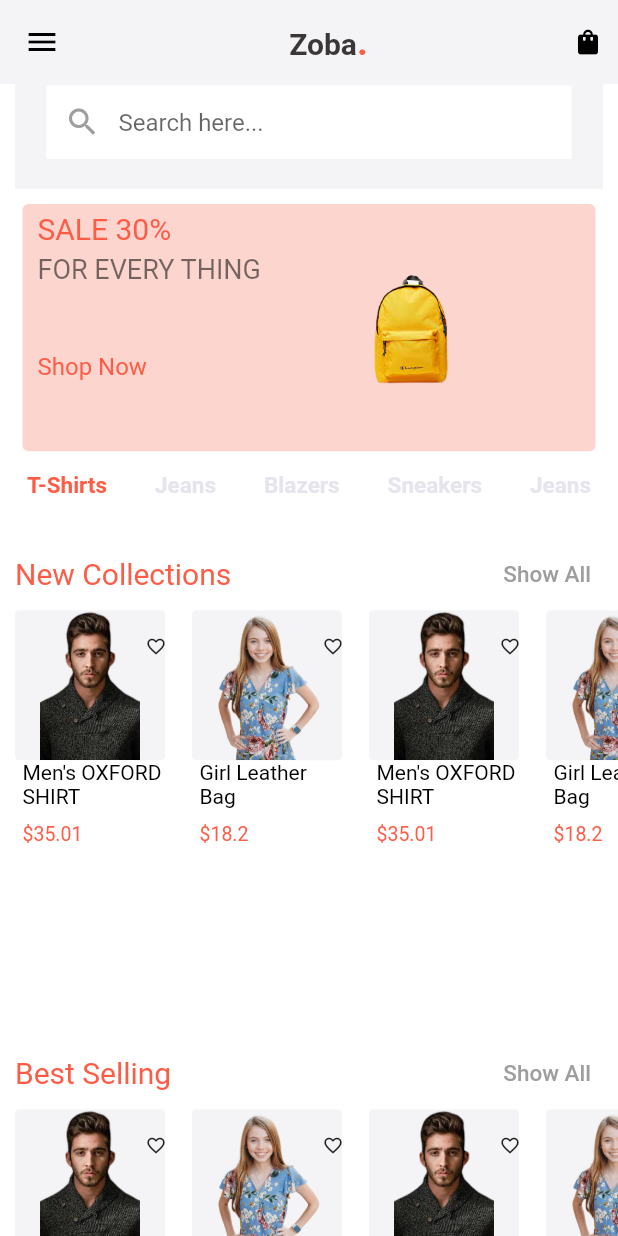
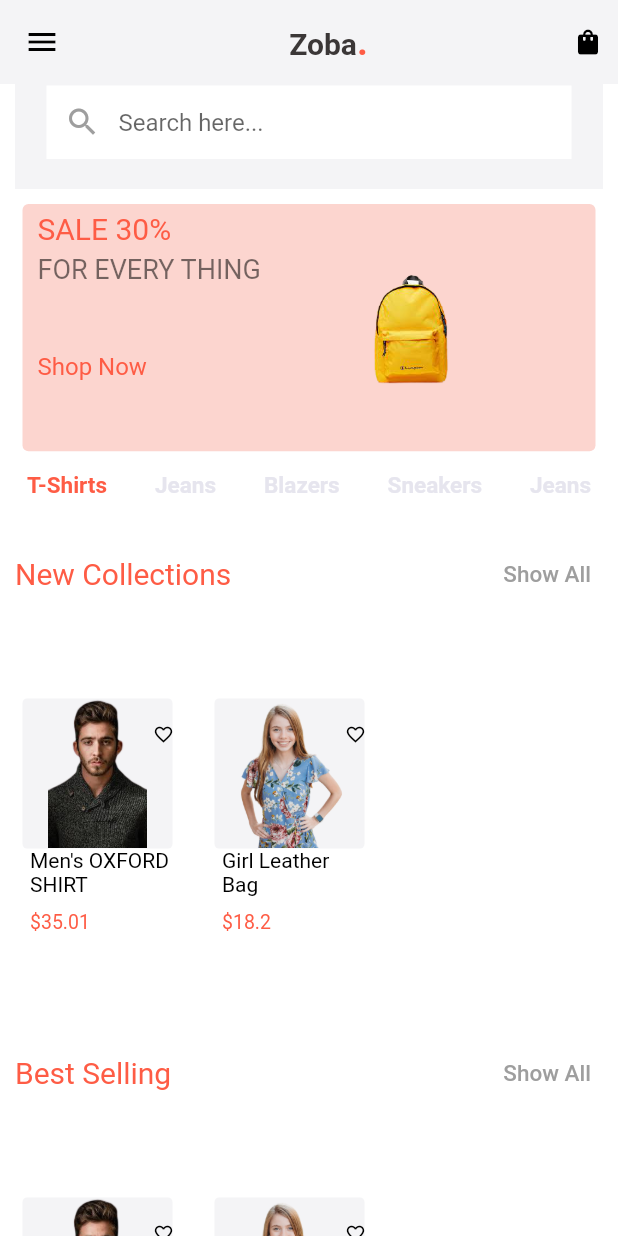
Before and after one commit to swarnasenj/zoba-app, a Flutter app: the screen it shows after launch, on a phone screen of 412 x 824 dp. Run offline on Flutter 3.47's test engine with Material 2 defaults, Android fonts, the phone set to English and light mode, and no system bars.

Commit message:
Fixed by BlackShadowSoftware

```diff
--- a/lib/constant/app_constant.dart
+++ b/lib/constant/app_constant.dart
@@ -1,11 +1,66 @@
+import 'package:zoba_app/models/products_model.dart';
+
 class AppConstant {
+  static List<Products> wishList = [];
+  static List<Products> productsList = [
+    Products(
+        id: 1,
+        name: 'Men\'s OXFORD',
+        image: 'assets/images/men1.png',
+        category: 'Bag',
+        price: 18.20),
+    Products(
+        id: 2,
+        name: 'Girl Leather',
+        image: 'assets/images/girl3.png',
+        category: 'Bag',
+        price: 54.20),
+  ];
+
+  // TODO
+  // ai list take uporer 3 number line er list a data add kore diben. ai list er ar dorkar nai.
   static List productList = [
-    {"id": 1, "image": "assets/images/men1.png", "name": "Men's OXFORD", "category": "SHIRT", "price": 35.01},
-    {"id": 2, "image": "assets/images/girl3.png", "name": "Girl Leather", "category": "Bag", "price": 18.20},
-    {"id": 3, "image": "assets/images/men1.png", "name": "Men's OXFORD", "category": "SHIRT", "price": 35.01},
-    {"id": 4, "image": "assets/images/girl3.png", "name": "Girl Leather", "category": "Bag", "price": 18.20},
-    {"id": 5, "image": "assets/images/men1.png", "name": "Men's OXFORD", "category": "SHIRT", "price": 35.01},
-    {"id": 6, "image": "assets/images/girl3.png", "name": "Girl Leather", "category": "Bag", "price": 18.20},
+    {
+      "id": 1,
+      "image": "assets/images/men1.png",
+      "name": "Men's OXFORD",
+      "category": "SHIRT",
+      "price": 35.01
+    },
+    {
+      "id": 2,
+      "image": "assets/images/girl3.png",
+      "name": "Girl Leather",
+      "category": "Bag",
+      "price": 18.20
+    },
+    {
+      "id": 3,
+      "image": "assets/images/men1.png",
+      "name": "Men's OXFORD",
+      "category": "SHIRT",
+      "price": 35.01
+    },
+    {
+      "id": 4,
+      "image": "assets/images/girl3.png",
+      "name": "Girl Leather",
+      "category": "Bag",
+      "price": 18.20
+    },
+    {
+      "id": 5,
+      "image": "assets/images/men1.png",
+      "name": "Men's OXFORD",
+      "category": "SHIRT",
+      "price": 35.01
+    },
+    {
+      "id": 6,
+      "image": "assets/images/girl3.png",
+      "name": "Girl Leather",
+      "category": "Bag",
+      "price": 18.20
+    },
   ];
-  static List wishList = [];
 }
--- /dev/null
+++ b/lib/models/products_model.dart
@@ -0,0 +1,14 @@
+class Products {
+  final int id;
+  final String image;
+  final String name;
+  final String category;
+  final double price;
+  Products({
+    required this.id,
+    required this.image,
+    required this.name,
+    required this.category,
+    required this.price,
+  });
+}
--- a/lib/views/components/products.dart
+++ b/lib/views/components/products.dart
@@ -23,32 +23,31 @@ class _ProductsState extends State<Products> {
             children: [
               Row(
                 children:
-                    List.generate(AppConstant.productList.length, (int index) {
+                    List.generate(AppConstant.productsList.length, (int index) {
+                  final _wishList = AppConstant.wishList
+                      .where((e) => e.id.toString().contains(
+                          AppConstant.productsList[index].id.toString()))
+                      .toList();
+
+                  final _data = AppConstant.productsList[index];
                   return GestureDetector(
                     onTap: () {
+                      print('pressed');
                       Navigator.push(
                           context,
                           MaterialPageRoute(
                               builder: (context) => ProductDetails(
-                                  AppConstant.productList[index])));
+                                    data: AppConstant.productsList[index],
+                                  )));
                     },
-                    child: InkWell(
-                      onTap: () {
-                        Navigator.push(
-                            context,
-                            MaterialPageRoute(
-                                builder: (context) => ProductDetails(context)));
-                      },
+                    child: Container(
+                      margin: EdgeInsets.all(5),
                       child: Column(
+                        mainAxisSize: MainAxisSize.min,
                         crossAxisAlignment: CrossAxisAlignment.start,
                         children: [
                           GestureDetector(
-                            onTap: () {
-                              AppConstant.wishList
-                                  .add(AppConstant.productList[index]);
-
-                              print(AppConstant.wishList);
-                            },
+                            onTap: () {},
                             child: Stack(
                               children: [
                                 Container(
@@ -67,10 +66,23 @@ class _ProductsState extends State<Products> {
                                     ),
                                     alignment: Alignment.topRight,
                                     child: IconButton(
-                                        onPressed: () {},
-                                        icon: const Icon(
+                                        onPressed: () {
+                                          print('pressed');
+                                          if (_wishList.isEmpty) {
+                                            AppConstant.wishList.add(_data);
+                                            print('added');
+                                          } else {
+                                            AppConstant.wishList.remove(_data);
+                                            print('removed');
+                                          }
+                                          setState(() {});
+                                        },
+                                        icon: Icon(
                                           Icons.favorite_outline,
                                           size: 14,
+                                          color: _wishList.isEmpty
+                                              ? Colors.black
+                                              : Colors.red,
                                         ))),
                               ],
                             ),
@@ -105,6 +117,88 @@ class _ProductsState extends State<Products> {
                       ),
                     ),
                   );
+
+                  // return GestureDetector(
+                  //   onTap: () {
+                  //     Navigator.push(
+                  //         context,
+                  //         MaterialPageRoute(
+                  //             builder: (context) => ProductDetails(
+                  //                 AppConstant.productList[index])));
+                  //   },
+                  //   child: InkWell(
+                  //     onTap: () {
+                  //       Navigator.push(
+                  //           context,
+                  //           MaterialPageRoute(
+                  //               builder: (context) => ProductDetails(context)));
+                  //     },
+                  //     child: Column(
+                  //       crossAxisAlignment: CrossAxisAlignment.start,
+                  //       children: [
+                  //         GestureDetector(
+                  //           onTap: () {
+                  //             AppConstant.wishList
+                  //                 .add(AppConstant.productList[index]);
+
+                  //             print(AppConstant.wishList);
+                  //           },
+                  //           child: Stack(
+                  //             children: [
+                  //               Container(
+                  //                 decoration: BoxDecoration(
+                  //                     color: KColor.K_app,
+                  //                     borderRadius: BorderRadius.circular(3)),
+                  //                 height: 100,
+                  //                 width: 100,
+                  //                 child: Image.asset(
+                  //                   "${AppConstant.productList[index]["image"]}",
+                  //                 ),
+                  //               ),
+                  //               Container(
+                  //                   padding: const EdgeInsets.only(
+                  //                     left: 70,
+                  //                   ),
+                  //                   alignment: Alignment.topRight,
+                  //                   child: IconButton(
+                  //                       onPressed: () {},
+                  //                       icon: const Icon(
+                  //                         Icons.favorite_outline,
+                  //                         size: 14,
+                  //                       ))),
+                  //             ],
+                  //           ),
+                  //         ),
+                  //         Container(
+                  //           margin: const EdgeInsets.only(left: 5),
+                  //           child: Column(
+                  //             crossAxisAlignment: CrossAxisAlignment.start,
+                  //             children: [
+                  //               Text(
+                  //                 "${AppConstant.productList[index]["name"]}",
+                  //                 style: const TextStyle(
+                  //                     color: KColor.K_text, fontSize: 14),
+                  //               ),
+                  //               Text(
+                  //                 "${AppConstant.productList[index]["category"]}",
+                  //                 style: const TextStyle(
+                  //                     color: KColor.K_text, fontSize: 14),
+                  //               ),
+                  //               const SizedBox(
+                  //                 height: 10,
+                  //               ),
+                  //               Text(
+                  //                 "\$${AppConstant.productList[index]["price"]}",
+                  //                 style: const TextStyle(
+                  //                     color: KColor.K_sale, fontSize: 13),
+                  //               ),
+                  //             ],
+                  //           ),
+                  //         )
+                  //       ],
+                  //     ),
+                  //   ),
+                  // );
                 }),
               ),
             ],
```
Also changed, not shown: lib/views/components/product_details.dart (+12 -6 lines).
